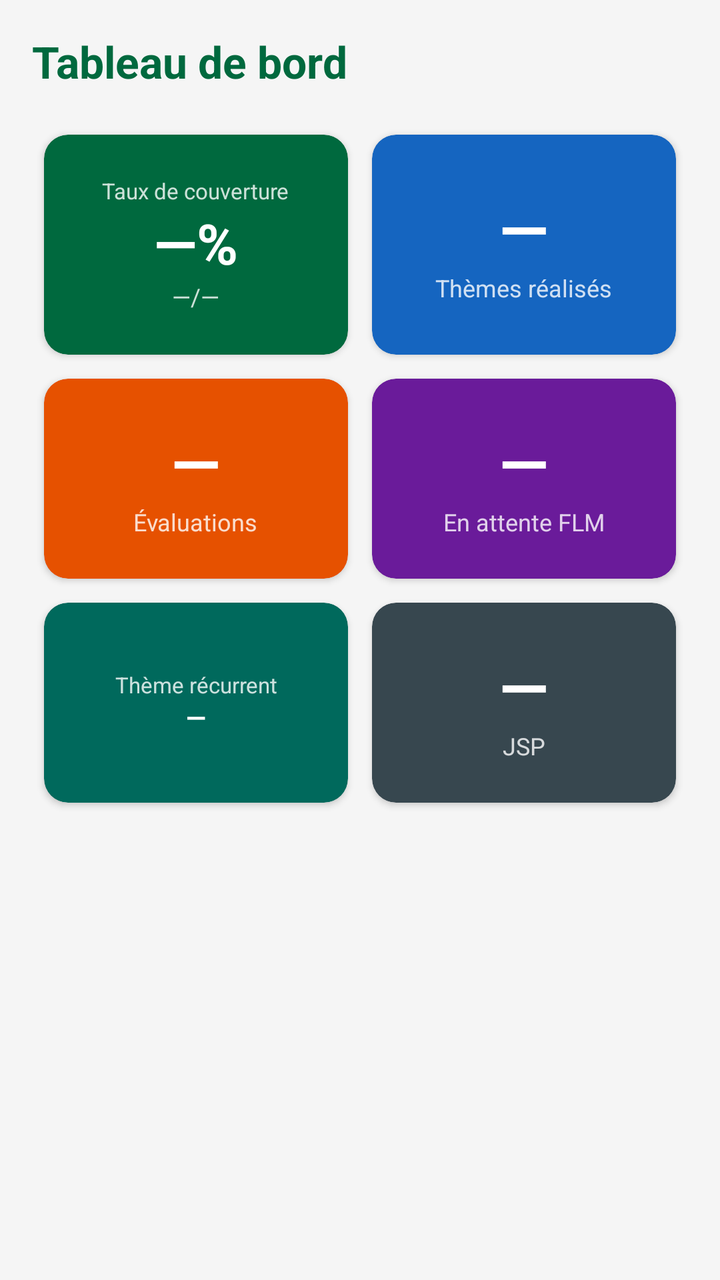
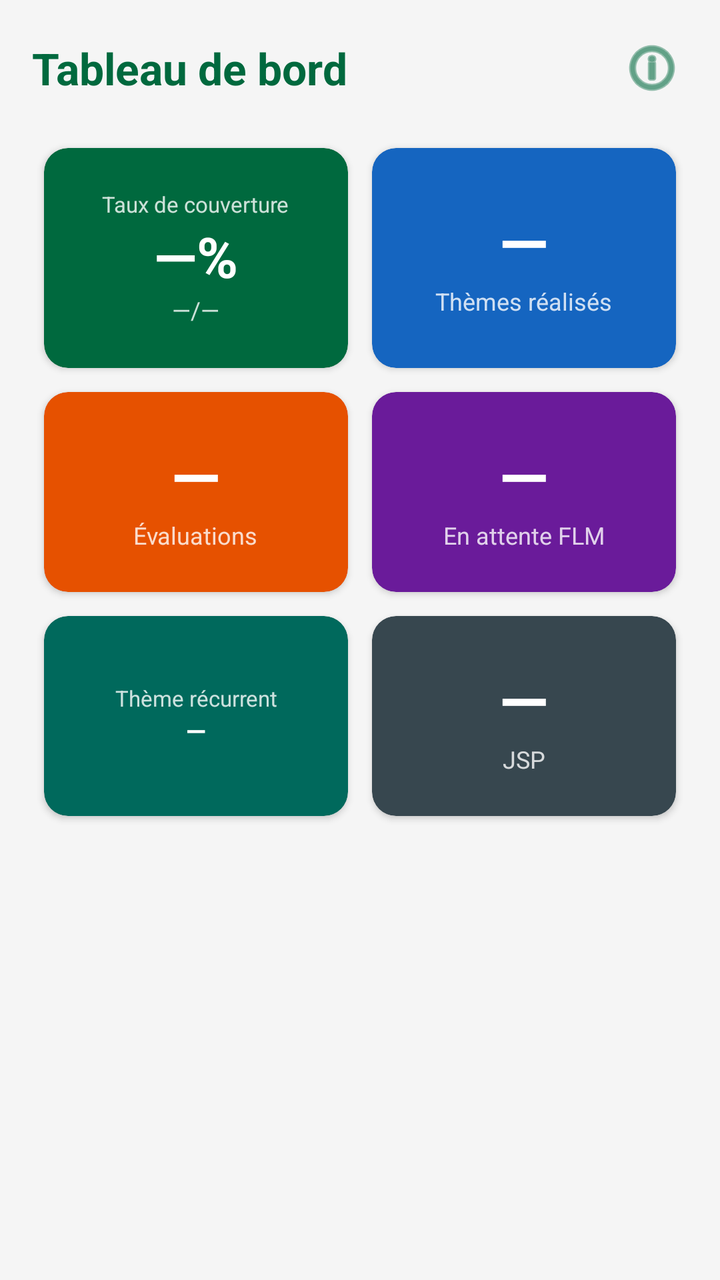

Two renders of the same Android screen: before a commit and after it. Below are the layout's source before the change and the commit's diff.
<!-- AndroidManifest.xml: application theme Theme.OCPEvalFormation -->
<!-- res/layout/fragment_dashboard.xml -->
<?xml version="1.0" encoding="utf-8"?>
<ScrollView xmlns:android="http://schemas.android.com/apk/res/android"
    xmlns:app="http://schemas.android.com/apk/res-auto"
    android:layout_width="match_parent"
    android:layout_height="match_parent"
    android:background="#F5F5F5">

    <LinearLayout
        android:layout_width="match_parent"
        android:layout_height="wrap_content"
        android:orientation="vertical"
        android:padding="16dp">

        <TextView
            android:layout_width="wrap_content"
            android:layout_height="wrap_content"
            android:text="Tableau de bord"
            android:textSize="22sp"
            android:textStyle="bold"
            android:textColor="@color/ocp_dark_green"
            android:layout_marginBottom="16dp" />

        
        <GridLayout
            android:layout_width="match_parent"
            android:layout_height="wrap_content"
            android:columnCount="2"
            android:rowCount="3"
            android:layout_marginBottom="16dp">

            
            <androidx.cardview.widget.CardView
                android:layout_width="0dp"
                android:layout_height="110dp"
                android:layout_columnWeight="1"
                android:layout_margin="6dp"
                app:cardCornerRadius="12dp"
                app:cardBackgroundColor="@color/ocp_dark_green">
                <LinearLayout android:layout_width="match_parent" android:layout_height="match_parent"
                    android:gravity="center" android:orientation="vertical" android:padding="8dp">
                    <TextView android:layout_width="wrap_content" android:layout_height="wrap_content"
                        android:text="Taux de couverture" android:textSize="11sp" android:textColor="#CCFFFFFF"
                        android:gravity="center" />
                    <TextView android:id="@+id/tv_taux_couverture_pct"
                        android:layout_width="wrap_content" android:layout_height="wrap_content"
                        android:text="—%" android:textSize="28sp" android:textColor="@android:color/white"
                        android:textStyle="bold" />
                    <TextView android:id="@+id/tv_taux_couverture_ratio"
                        android:layout_width="wrap_content" android:layout_height="wrap_content"
                        android:text="—/—" android:textSize="12sp" android:textColor="#CCFFFFFF" />
                </LinearLayout>
            </androidx.cardview.widget.CardView>

            
            <androidx.cardview.widget.CardView
                android:layout_width="0dp"
                android:layout_height="110dp"
                android:layout_columnWeight="1"
                android:layout_margin="6dp"
                app:cardCornerRadius="12dp"
                app:cardBackgroundColor="#1565C0">
                <LinearLayout android:layout_width="match_parent" android:layout_height="match_parent"
                    android:gravity="center" android:orientation="vertical">
                    <TextView android:id="@+id/tv_themes_realises"
                        android:layout_width="wrap_content" android:layout_height="wrap_content"
                        android:text="—" android:textSize="32sp" android:textColor="@android:color/white"
                        android:textStyle="bold" />
                    <TextView android:layout_width="wrap_content" android:layout_height="wrap_content"
                        android:text="Thèmes réalisés" android:textSize="12sp" android:textColor="#CCFFFFFF" />
                </LinearLayout>
            </androidx.cardview.widget.CardView>

            
            <androidx.cardview.widget.CardView
                android:layout_width="0dp"
                android:layout_height="100dp"
                android:layout_columnWeight="1"
                android:layout_margin="6dp"
                app:cardCornerRadius="12dp"
                app:cardBackgroundColor="#E65100">
                <LinearLayout android:layout_width="match_parent" android:layout_height="match_parent"
                    android:gravity="center" android:orientation="vertical">
                    <TextView android:id="@+id/tv_total_evals"
                        android:layout_width="wrap_content" android:layout_height="wrap_content"
                        android:text="—" android:textSize="32sp" android:textColor="@android:color/white"
                        android:textStyle="bold" />
                    <TextView android:layout_width="wrap_content" android:layout_height="wrap_content"
                        android:text="Évaluations" android:textSize="12sp" android:textColor="#CCFFFFFF" />
                </LinearLayout>
            </androidx.cardview.widget.CardView>

            
            <androidx.cardview.widget.CardView
                android:layout_width="0dp"
                android:layout_height="100dp"
                android:layout_columnWeight="1"
                android:layout_margin="6dp"
                app:cardCornerRadius="12dp"
                app:cardBackgroundColor="#6A1B9A">
                <LinearLayout android:layout_width="match_parent" android:layout_height="match_parent"
                    android:gravity="center" android:orientation="vertical">
                    <TextView android:id="@+id/tv_pending_invitations"
                        android:layout_width="wrap_content" android:layout_height="wrap_content"
                        android:text="—" android:textSize="32sp" android:textColor="@android:color/white"
                        android:textStyle="bold" />
                    <TextView android:layout_width="wrap_content" android:layout_height="wrap_content"
                        android:text="En attente FLM" android:textSize="12sp" android:textColor="#CCFFFFFF" />
                </LinearLayout>
            </androidx.cardview.widget.CardView>

            
            <androidx.cardview.widget.CardView
                android:layout_width="0dp"
                android:layout_height="100dp"
                android:layout_columnWeight="1"
                android:layout_margin="6dp"
                app:cardCornerRadius="12dp"
                app:cardBackgroundColor="#00695C">
                <LinearLayout android:layout_width="match_parent" android:layout_height="match_parent"
                    android:gravity="center" android:orientation="vertical" android:padding="8dp">
                    <TextView android:layout_width="wrap_content" android:layout_height="wrap_content"
                        android:text="Thème récurrent" android:textSize="11sp" android:textColor="#CCFFFFFF"
                        android:gravity="center" />
                    <TextView android:id="@+id/tv_theme_plus_recent"
                        android:layout_width="wrap_content" android:layout_height="wrap_content"
                        android:text="—" android:textSize="13sp" android:textColor="@android:color/white"
                        android:textStyle="bold" android:gravity="center" android:maxLines="2" />
                </LinearLayout>
            </androidx.cardview.widget.CardView>

            
            <androidx.cardview.widget.CardView
                android:layout_width="0dp"
                android:layout_height="100dp"
                android:layout_columnWeight="1"
                android:layout_margin="6dp"
                app:cardCornerRadius="12dp"
                app:cardBackgroundColor="#37474F">
                <LinearLayout android:layout_width="match_parent" android:layout_height="match_parent"
                    android:gravity="center" android:orientation="vertical" android:padding="8dp">
                    <TextView android:id="@+id/tv_jsp"
                        android:layout_width="wrap_content" android:layout_height="wrap_content"
                        android:text="—" android:textSize="32sp" android:textColor="@android:color/white"
                        android:textStyle="bold" />
                    <TextView android:layout_width="wrap_content" android:layout_height="wrap_content"
                        android:text="JSP" android:textSize="12sp" android:textColor="#CCFFFFFF" />
                </LinearLayout>
            </androidx.cardview.widget.CardView>

        </GridLayout>

    </LinearLayout>
</ScrollView>
<!-- resources referenced by this layout -->
<resources>
  <color name="ocp_dark_green">#00693E</color>
  <style name="Theme.OCPEvalFormation" parent="Theme.Material3.Light.NoActionBar">
          <item name="colorPrimary">@color/ocp_dark_green</item>
          <item name="colorPrimaryVariant">@color/ocp_medium_green</item>
          <item name="colorOnPrimary">@color/white</item>
          <item name="colorSecondary">@color/ocp_orange</item>
          <item name="colorOnSecondary">@color/white</item>
          <item name="android:statusBarColor">@color/ocp_dark_green</item>
      </style>
  <color name="ocp_medium_green">#00A86B</color>
  <color name="white">#FFFFFF</color>
  <color name="ocp_orange">#FF6B00</color>
</resources>

<!-- the commit's change to res/layout/fragment_dashboard.xml (unified diff, before → after) -->
@@ -11,14 +11,34 @@
         android:orientation="vertical"
         android:padding="16dp">
 
-        <TextView
-            android:layout_width="wrap_content"
+        
+        <LinearLayout
+            android:layout_width="match_parent"
             android:layout_height="wrap_content"
-            android:text="Tableau de bord"
-            android:textSize="22sp"
-            android:textStyle="bold"
-            android:textColor="@color/ocp_dark_green"
-            android:layout_marginBottom="16dp" />
+            android:orientation="horizontal"
+            android:gravity="center_vertical"
+            android:layout_marginBottom="16dp">
+
+            <TextView
+                android:layout_width="350dp"
+                android:layout_height="wrap_content"
+                android:layout_weight="1"
+                android:text="Tableau de bord"
+                android:textColor="@color/ocp_dark_green"
+                android:textSize="22sp"
+                android:textStyle="bold" />
+
+            <ImageButton
+                android:id="@+id/btn_info"
+                android:layout_width="36dp"
+                android:layout_height="36dp"
+                android:src="@android:drawable/ic_menu_info_details"
+                android:background="?attr/selectableItemBackgroundBorderless"
+                android:contentDescription="Informations"
+                android:padding="6dp"
+                app:tint="@color/ocp_dark_green" />
+
+        </LinearLayout>
 
         
         <GridLayout
@@ -128,6 +148,8 @@
                 </LinearLayout>
             </androidx.cardview.widget.CardView>
 
+
+
             
             <androidx.cardview.widget.CardView
                 android:layout_width="0dp"
@@ -149,5 +171,7 @@
 
         </GridLayout>
 
+
     </LinearLayout>
+
 </ScrollView>
